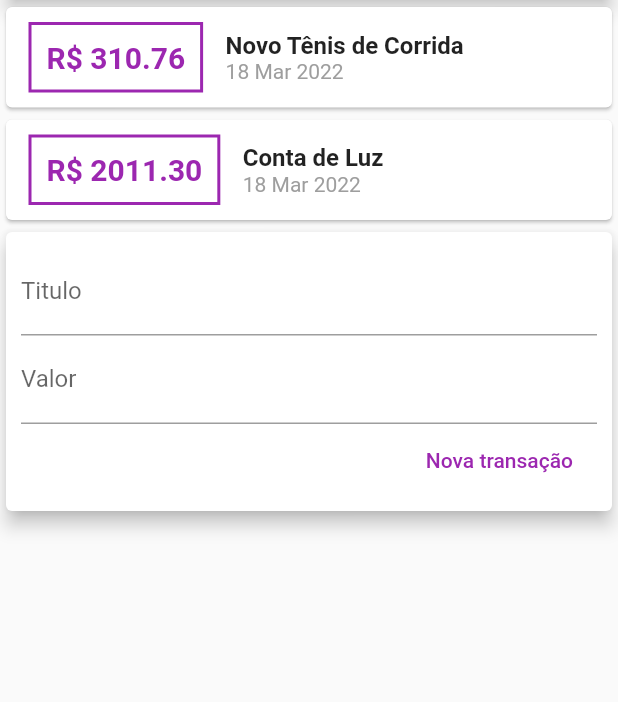
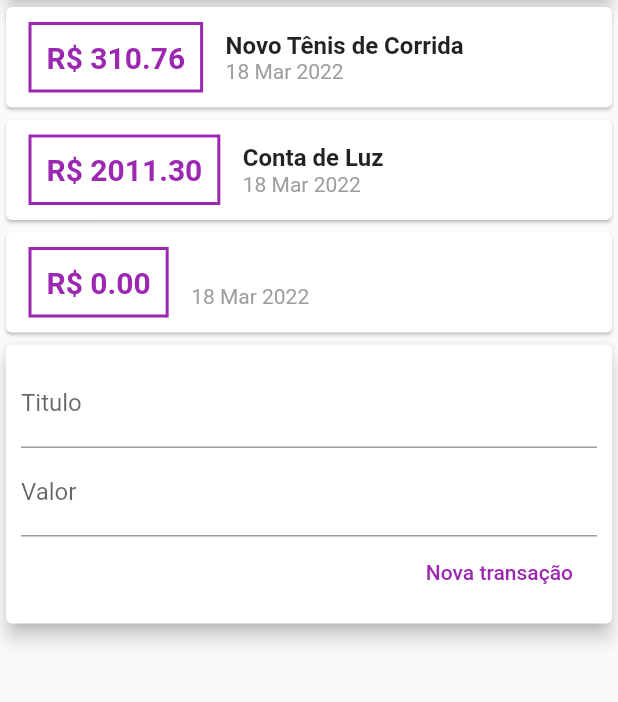
Before and after one commit to leandrosouzadev/expenses, a Flutter app: the screen it shows after launch, after a tap on "Nova transação", on a phone screen of 412 x 824 dp, the part 119-821 px from its top. Run offline on Flutter 3.47's test engine with Material 2 defaults, Android fonts, the phone set to English and light mode, and no system bars.

Commit message:
Adicionando transação

```diff
--- a/lib/components/transaction_form.dart
+++ b/lib/components/transaction_form.dart
@@ -4,7 +4,9 @@ class TransactionForm extends StatelessWidget {
   final titleController = TextEditingController();
   final valueController = TextEditingController();
 
-  TransactionForm({Key? key}) : super(key: key);
+  final void Function(String, double) onSubmit;
+
+  TransactionForm(this.onSubmit, {Key? key}) : super(key: key);
 
   @override
   Widget build(BuildContext context) {
@@ -34,8 +36,9 @@ class TransactionForm extends StatelessWidget {
                   child: const Text('Nova transação'),
                   textColor: Colors.purple,
                   onPressed: () {
-                    print(titleController.text);
-                    print(valueController.text);
+                    final title = titleController.text;
+                    final value = double.tryParse(valueController.text) ?? 0.00;
+                    onSubmit(title, value);
                   },
                 ),
               ],
--- a/lib/components/transaction_user.dart
+++ b/lib/components/transaction_user.dart
@@ -1,3 +1,5 @@
+import 'dart:math';
+
 import 'package:expenses/components/transaction_form.dart';
 import 'package:expenses/components/transaction_list.dart';
 import 'package:expenses/models/transaction.dart';
@@ -21,12 +23,25 @@ class _TransactionUserState extends State<TransactionUser> {
         id: 't2', title: 'Conta de Luz', value: 2011.30, date: DateTime.now())
   ];
 
+  _addTransaction(String title, double value) {
+    final newTransaction = Transaction(
+      id: Random().nextDouble().toString(),
+      title: title,
+      value: value,
+      date: DateTime.now(),
+    );
+
+    setState(() {
+      _transactions.add(newTransaction);
+    });
+  }
+
   @override
   Widget build(BuildContext context) {
     return Column(
       children: <Widget>[
         TransactionList(_transactions),
-        TransactionForm(),
+        TransactionForm(_addTransaction),
       ],
     );
   }
```
